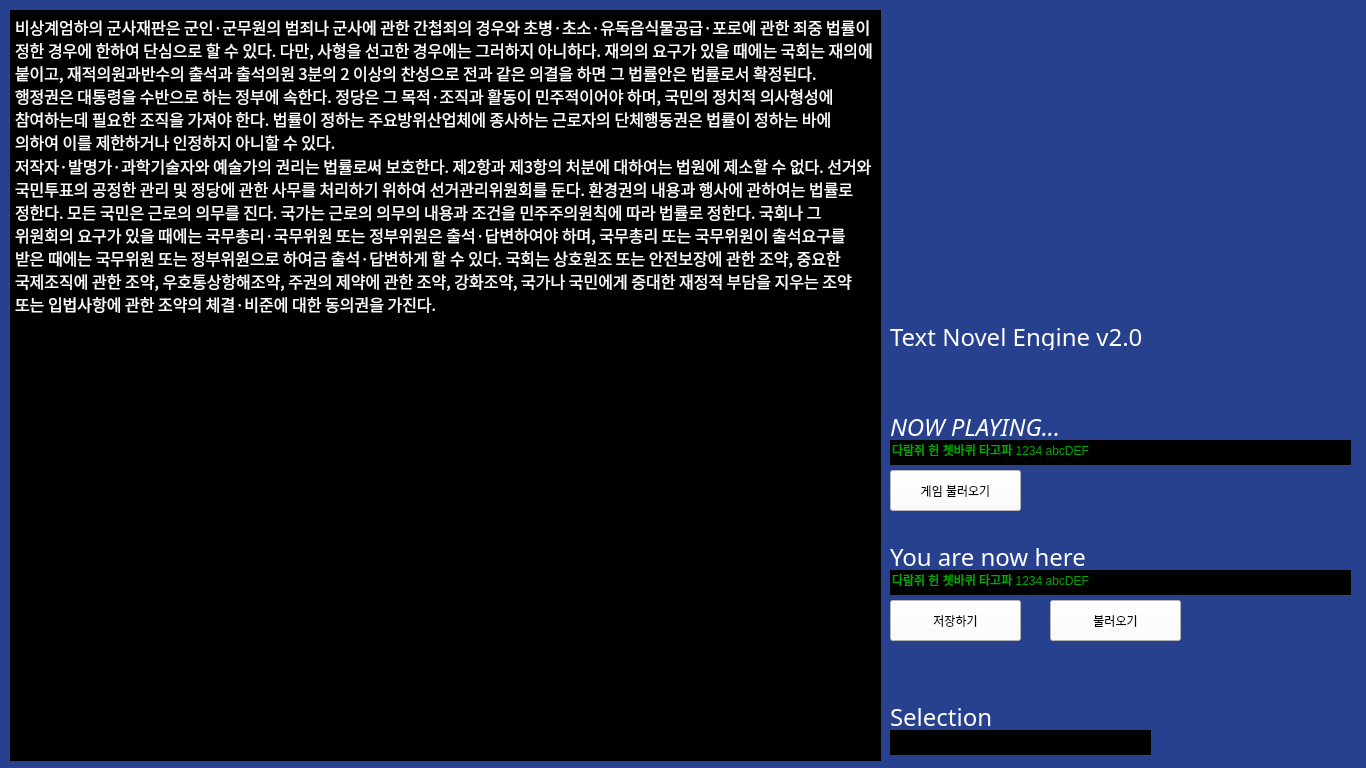
This is Core/GUI.ui in Srat00/PyTNE as Qt 5 draws it before an edit. The edited form follows.
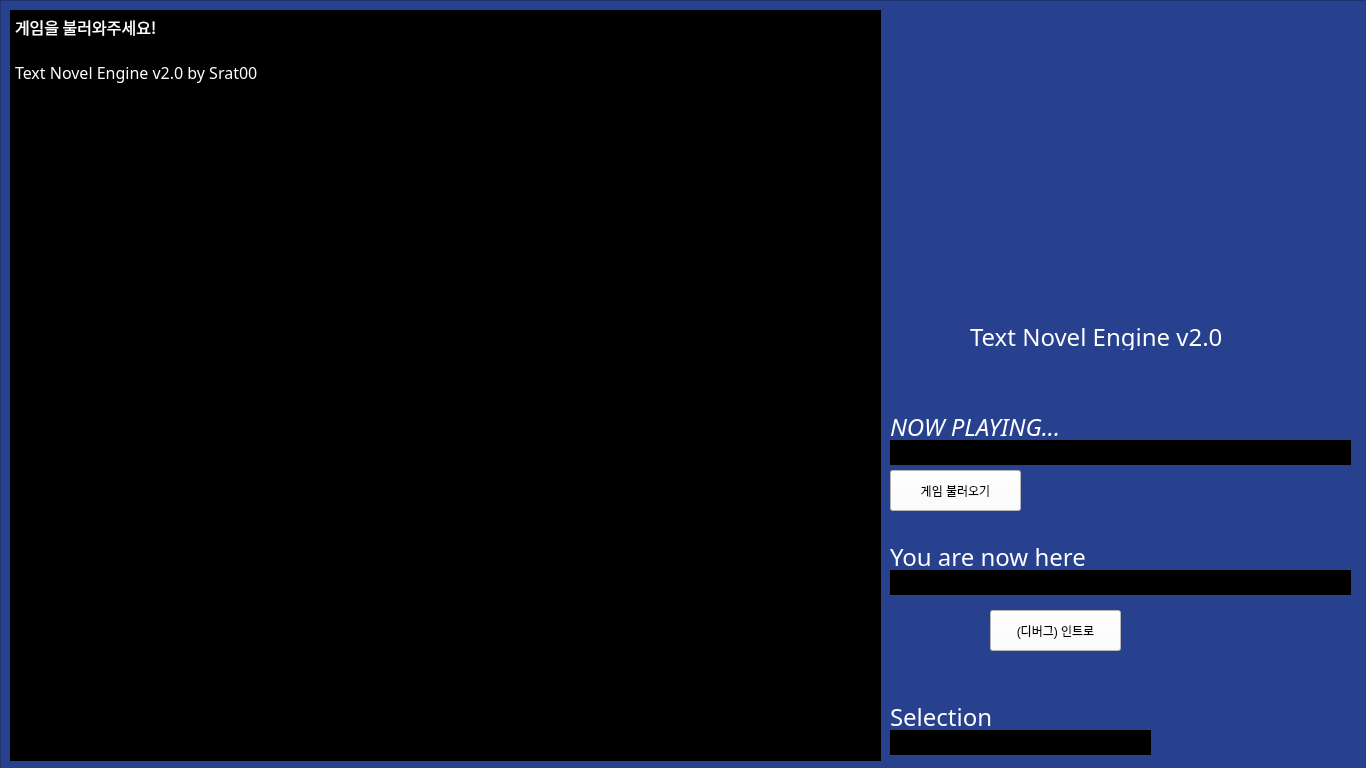
This is the edited form. Icons and pictures are not drawn.

Commit message: GUI 진행중

The edit to the form file:
```diff
--- a/Core/GUI.ui
+++ b/Core/GUI.ui
@@ -32,7 +32,7 @@
    <string>MainWindow</string>
   </property>
   <property name="styleSheet">
-   <string notr="true">background-color: rgb(39, 65, 143);</string>
+   <string notr="true"/>
   </property>
   <widget class="QWidget" name="centralwidget">
    <widget class="QTextBrowser" name="GameText">
@@ -82,8 +82,7 @@
 &lt;html&gt;&lt;head&gt;&lt;meta name=&quot;qrichtext&quot; content=&quot;1&quot; /&gt;&lt;style type=&quot;text/css&quot;&gt;
 p, li { white-space: pre-wrap; }
 &lt;/style&gt;&lt;/head&gt;&lt;body style=&quot; font-family:'돋움체'; font-size:12pt; font-weight:400; font-style:normal;&quot;&gt;
-&lt;p style=&quot; margin-top:0px; margin-bottom:0px; margin-left:0px; margin-right:0px; -qt-block-indent:0; text-indent:0px;&quot;&gt;비상계엄하의 군사재판은 군인·군무원의 범죄나 군사에 관한 간첩죄의 경우와 초병·초소·유독음식물공급·포로에 관한 죄중 법률이 정한 경우에 한하여 단심으로 할 수 있다. 다만, 사형을 선고한 경우에는 그러하지 아니하다. 재의의 요구가 있을 때에는 국회는 재의에 붙이고, 재적의원과반수의 출석과 출석의원 3분의 2 이상의 찬성으로 전과 같은 의결을 하면 그 법률안은 법률로서 확정된다. 행정권은 대통령을 수반으로 하는 정부에 속한다. 정당은 그 목적·조직과 활동이 민주적이어야 하며, 국민의 정치적 의사형성에 참여하는데 필요한 조직을 가져야 한다. 법률이 정하는 주요방위산업체에 종사하는 근로자의 단체행동권은 법률이 정하는 바에 의하여 이를 제한하거나 인정하지 아니할 수 있다.&lt;/p&gt;
-&lt;p style=&quot; margin-top:0px; margin-bottom:0px; margin-left:0px; margin-right:0px; -qt-block-indent:0; text-indent:0px;&quot;&gt;저작자·발명가·과학기술자와 예술가의 권리는 법률로써 보호한다. 제2항과 제3항의 처분에 대하여는 법원에 제소할 수 없다. 선거와 국민투표의 공정한 관리 및 정당에 관한 사무를 처리하기 위하여 선거관리위원회를 둔다. 환경권의 내용과 행사에 관하여는 법률로 정한다. 모든 국민은 근로의 의무를 진다. 국가는 근로의 의무의 내용과 조건을 민주주의원칙에 따라 법률로 정한다. 국회나 그 위원회의 요구가 있을 때에는 국무총리·국무위원 또는 정부위원은 출석·답변하여야 하며, 국무총리 또는 국무위원이 출석요구를 받은 때에는 국무위원 또는 정부위원으로 하여금 출석·답변하게 할 수 있다. 국회는 상호원조 또는 안전보장에 관한 조약, 중요한 국제조직에 관한 조약, 우호통상항해조약, 주권의 제약에 관한 조약, 강화조약, 국가나 국민에게 중대한 재정적 부담을 지우는 조약 또는 입법사항에 관한 조약의 체결·비준에 대한 동의권을 가진다.&lt;/p&gt;&lt;/body&gt;&lt;/html&gt;</string>
+&lt;p style=&quot; margin-top:0px; margin-bottom:0px; margin-left:0px; margin-right:0px; -qt-block-indent:0; text-indent:0px;&quot;&gt;게임을 불러와주세요!&lt;br /&gt;&lt;br /&gt;Text Novel Engine v2.0 by Srat00&lt;/p&gt;&lt;/body&gt;&lt;/html&gt;</string>
     </property>
     <property name="textInteractionFlags">
      <set>Qt::NoTextInteraction</set>
@@ -92,7 +91,7 @@
    <widget class="QLabel" name="TNELogo">
     <property name="geometry">
      <rect>
-      <x>890</x>
+      <x>970</x>
       <y>320</y>
       <width>280</width>
       <height>30</height>
@@ -120,6 +119,9 @@
       <kerning>true</kerning>
      </font>
     </property>
+    <property name="styleSheet">
+     <string notr="true">background-color: rgba(255, 255, 255, 0);</string>
+    </property>
     <property name="text">
      <string>&lt;html&gt;&lt;head/&gt;&lt;body&gt;&lt;p&gt;&lt;span style=&quot; color:#ffffff;&quot;&gt;Text Novel Engine v2.0&lt;/span&gt;&lt;/p&gt;&lt;/body&gt;&lt;/html&gt;</string>
     </property>
@@ -140,22 +142,6 @@
      <string/>
     </property>
    </widget>
-   <widget class="QPushButton" name="RoomSave">
-    <property name="geometry">
-     <rect>
-      <x>890</x>
-      <y>600</y>
-      <width>131</width>
-      <height>41</height>
-     </rect>
-    </property>
-    <property name="styleSheet">
-     <string notr="true">background-color: rgb(255, 255, 255);</string>
-    </property>
-    <property name="text">
-     <string>저장하기</string>
-    </property>
-   </widget>
    <widget class="QPushButton" name="GameLoad">
     <property name="geometry">
      <rect>
@@ -172,7 +158,7 @@
      <string>게임 불러오기</string>
     </property>
    </widget>
-   <widget class="QLabel" name="NowPlaying">
+   <widget class="QLabel" name="Label_Nowplay">
     <property name="geometry">
      <rect>
       <x>890</x>
@@ -203,11 +189,14 @@
       <kerning>true</kerning>
      </font>
     </property>
+    <property name="styleSheet">
+     <string notr="true">background-color: rgba(255, 255, 255, 0);</string>
+    </property>
     <property name="text">
      <string>&lt;html&gt;&lt;head/&gt;&lt;body&gt;&lt;p&gt;&lt;span style=&quot; font-style:italic; color:#ffffff;&quot;&gt;NOW PLAYING...&lt;/span&gt;&lt;/p&gt;&lt;/body&gt;&lt;/html&gt;</string>
     </property>
    </widget>
-   <widget class="QLineEdit" name="Select">
+   <widget class="QLineEdit" name="Line_Selection">
     <property name="geometry">
      <rect>
       <x>890</x>
@@ -240,7 +229,7 @@
      <bool>false</bool>
     </property>
    </widget>
-   <widget class="QLabel" name="NowPlaying_2">
+   <widget class="QLabel" name="Label_Youarehere">
     <property name="geometry">
      <rect>
       <x>890</x>
@@ -271,11 +260,14 @@
       <kerning>true</kerning>
      </font>
     </property>
+    <property name="styleSheet">
+     <string notr="true">background-color: rgba(255, 255, 255, 0);</string>
+    </property>
     <property name="text">
      <string>&lt;html&gt;&lt;head/&gt;&lt;body&gt;&lt;p&gt;&lt;span style=&quot; color:#ffffff;&quot;&gt;You are now here&lt;/span&gt;&lt;/p&gt;&lt;/body&gt;&lt;/html&gt;</string>
     </property>
    </widget>
-   <widget class="QLabel" name="NowPlaying_4">
+   <widget class="QLabel" name="Label_Selection">
     <property name="geometry">
      <rect>
       <x>890</x>
@@ -306,11 +298,14 @@
       <kerning>true</kerning>
      </font>
     </property>
+    <property name="styleSheet">
+     <string notr="true">background-color: rgba(255, 255, 255, 0);</string>
+    </property>
     <property name="text">
      <string>&lt;html&gt;&lt;head/&gt;&lt;body&gt;&lt;p&gt;&lt;span style=&quot; color:#ffffff;&quot;&gt;Selection&lt;/span&gt;&lt;/p&gt;&lt;/body&gt;&lt;/html&gt;</string>
     </property>
    </widget>
-   <widget class="QLineEdit" name="Select_2">
+   <widget class="QLineEdit" name="Line_Nowplay">
     <property name="geometry">
      <rect>
       <x>890</x>
@@ -337,7 +332,7 @@
 font: 11pt &quot;돋움체&quot;;</string>
     </property>
     <property name="text">
-     <string>다람쥐 헌 쳇바퀴 타고파 1234 abcDEF</string>
+     <string/>
     </property>
     <property name="frame">
      <bool>false</bool>
@@ -346,7 +341,7 @@
      <bool>true</bool>
     </property>
    </widget>
-   <widget class="QLineEdit" name="Select_3">
+   <widget class="QLineEdit" name="Line_Youarehere">
     <property name="geometry">
      <rect>
       <x>890</x>
@@ -373,7 +368,7 @@
 font: 11pt &quot;돋움체&quot;;</string>
     </property>
     <property name="text">
-     <string>다람쥐 헌 쳇바퀴 타고파 1234 abcDEF</string>
+     <string/>
     </property>
     <property name="frame">
      <bool>false</bool>
@@ -385,11 +380,26 @@
      <bool>true</bool>
     </property>
    </widget>
+   <widget class="QGraphicsView" name="Background">
+    <property name="geometry">
+     <rect>
+      <x>0</x>
+      <y>0</y>
+      <width>1371</width>
+      <height>771</height>
+     </rect>
+    </property>
+    <property name="styleSheet">
+     <string notr="true">background-image: url(:/MyPre/background.jpg);
+background-color: rgb(39, 65, 143);
+</string>
+    </property>
+   </widget>
    <widget class="QPushButton" name="RoomLoad">
     <property name="geometry">
      <rect>
-      <x>1050</x>
-      <y>600</y>
+      <x>990</x>
+      <y>610</y>
       <width>131</width>
       <height>41</height>
      </rect>
@@ -398,9 +408,21 @@
      <string notr="true">background-color: rgb(255, 255, 255);</string>
     </property>
     <property name="text">
-     <string>불러오기</string>
+     <string>(디버그) 인트로</string>
     </property>
    </widget>
+   <zorder>Background</zorder>
+   <zorder>GameText</zorder>
+   <zorder>TNELogo</zorder>
+   <zorder>Image</zorder>
+   <zorder>GameLoad</zorder>
+   <zorder>Label_Nowplay</zorder>
+   <zorder>Line_Selection</zorder>
+   <zorder>Label_Youarehere</zorder>
+   <zorder>Label_Selection</zorder>
+   <zorder>Line_Nowplay</zorder>
+   <zorder>Line_Youarehere</zorder>
+   <zorder>RoomLoad</zorder>
   </widget>
  </widget>
  <resources>
```
The commit also changes 5 other files.
